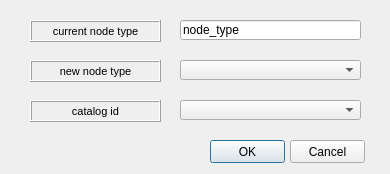
Giswater/giswater_qgis_plugin, file ui/change_node_type.ui: the form before one commit.
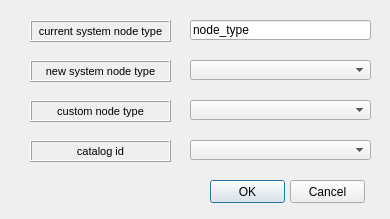
The form after the commit.

```diff
--- a/ui/change_node_type.ui
+++ b/ui/change_node_type.ui
@@ -7,7 +7,7 @@
     <x>0</x>
     <y>0</y>
     <width>390</width>
-    <height>174</height>
+    <height>219</height>
    </rect>
   </property>
   <property name="windowTitle">
@@ -17,7 +17,7 @@
    <property name="geometry">
     <rect>
      <x>210</x>
-     <y>140</y>
+     <y>180</y>
      <width>75</width>
      <height>23</height>
     </rect>
@@ -30,7 +30,7 @@
    <property name="geometry">
     <rect>
      <x>290</x>
-     <y>140</y>
+     <y>180</y>
      <width>75</width>
      <height>23</height>
     </rect>
@@ -42,7 +42,7 @@
   <widget class="QComboBox" name="node_type_new">
    <property name="geometry">
     <rect>
-     <x>180</x>
+     <x>190</x>
      <y>60</y>
      <width>181</width>
      <height>20</height>
@@ -55,8 +55,8 @@
   <widget class="QComboBox" name="nodecat_id">
    <property name="geometry">
     <rect>
-     <x>180</x>
-     <y>100</y>
+     <x>190</x>
+     <y>140</y>
      <width>181</width>
      <height>20</height>
     </rect>
@@ -69,8 +69,8 @@
    <property name="geometry">
     <rect>
      <x>30</x>
-     <y>100</y>
-     <width>131</width>
+     <y>140</y>
+     <width>141</width>
      <height>22</height>
     </rect>
    </property>
@@ -100,7 +100,7 @@
     <rect>
      <x>30</x>
      <y>60</y>
-     <width>131</width>
+     <width>141</width>
      <height>22</height>
     </rect>
    </property>
@@ -116,7 +116,7 @@
     <enum>QFrame::Raised</enum>
    </property>
    <property name="text">
-    <string>new node type</string>
+    <string>new system node type</string>
    </property>
    <property name="alignment">
     <set>Qt::AlignCenter</set>
@@ -130,7 +130,7 @@
     <rect>
      <x>30</x>
      <y>20</y>
-     <width>131</width>
+     <width>141</width>
      <height>22</height>
     </rect>
    </property>
@@ -146,7 +146,7 @@
     <enum>QFrame::Raised</enum>
    </property>
    <property name="text">
-    <string>current node type</string>
+    <string>current system node type</string>
    </property>
    <property name="alignment">
     <set>Qt::AlignCenter</set>
@@ -158,7 +158,7 @@
   <widget class="QLineEdit" name="node_type">
    <property name="geometry">
     <rect>
-     <x>180</x>
+     <x>190</x>
      <y>20</y>
      <width>181</width>
      <height>20</height>
@@ -168,6 +168,49 @@
     <string>node_type</string>
    </property>
   </widget>
+  <widget class="QComboBox" name="node_node_type_new">
+   <property name="geometry">
+    <rect>
+     <x>190</x>
+     <y>100</y>
+     <width>181</width>
+     <height>20</height>
+    </rect>
+   </property>
+   <property name="frame">
+    <bool>true</bool>
+   </property>
+  </widget>
+  <widget class="QLabel" name="label_new_node_type_2">
+   <property name="geometry">
+    <rect>
+     <x>30</x>
+     <y>100</y>
+     <width>141</width>
+     <height>22</height>
+    </rect>
+   </property>
+   <property name="font">
+    <font>
+     <pointsize>8</pointsize>
+    </font>
+   </property>
+   <property name="frameShape">
+    <enum>QFrame::Box</enum>
+   </property>
+   <property name="frameShadow">
+    <enum>QFrame::Raised</enum>
+   </property>
+   <property name="text">
+    <string>custom node type</string>
+   </property>
+   <property name="alignment">
+    <set>Qt::AlignCenter</set>
+   </property>
+   <property name="margin">
+    <number>3</number>
+   </property>
+  </widget>
  </widget>
  <resources/>
  <connections/>
```
Left out of the diff: 6 changed lines with no effect on the pictures.
